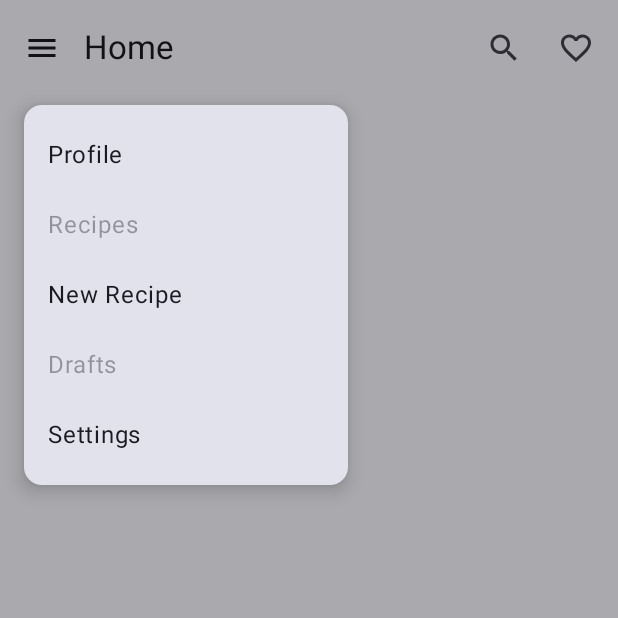
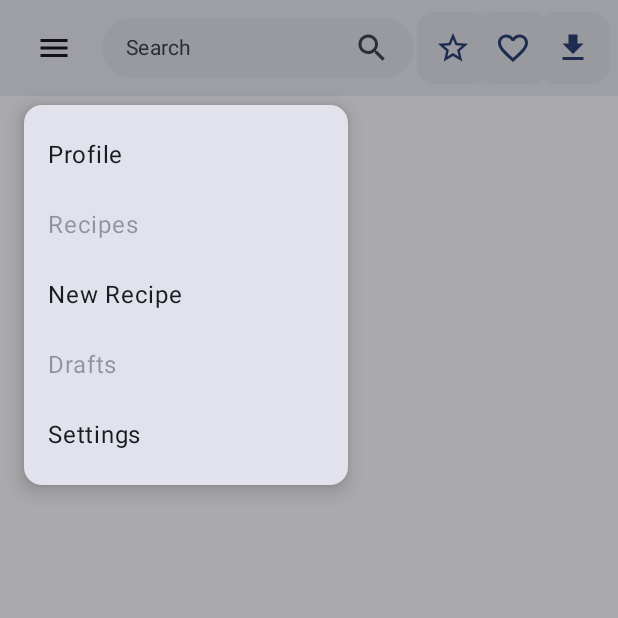
Before and after one commit to Salterm27/cookat, an Android app built with Jetpack Compose: the HomeScreen screen opened through its navigation route, after a tap on "Open Menu", on a phone screen of 412 x 824 dp, the top half of it. Run offline under Robolectric (Android 15) with nearby library versions, the light colour scheme and no system bars; our stand-ins replace Room's generated code; libraries missing offline, so code that uses them is left out: io.github.jan.supabase; network calls fail.

Commit message:
refactor: Modularize `HomeScreen` components and enhance UI consistency
- Extracted `HomeTopBar` and `HomeContent` from `HomeScreen` for improved modularity and reusability.
- Enhanced `RecipeCard` to display the last updated date for recipes and improved star rating alignment.
- Organized side menu components into a new package `components.sidemenu` for a cleaner structure.

```diff
--- a/app/src/main/java/com/example/cookat/screens/home/HomeScreen.kt
+++ b/app/src/main/java/com/example/cookat/screens/home/HomeScreen.kt
@@ -1,28 +1,19 @@
 package com.example.cookat.screens.home
 
-import androidx.compose.foundation.layout.*
-import androidx.compose.material.icons.Icons
-import androidx.compose.material.icons.filled.FavoriteBorder
-import androidx.compose.material.icons.filled.Menu
-import androidx.compose.material.icons.filled.Search
+import androidx.compose.foundation.layout.padding
 import androidx.compose.material3.*
 import androidx.compose.runtime.Composable
 import androidx.compose.runtime.rememberCoroutineScope
 import androidx.compose.ui.Modifier
 import androidx.compose.ui.platform.LocalContext
-import androidx.compose.ui.unit.dp
 import androidx.lifecycle.ViewModel
 import androidx.lifecycle.ViewModelProvider
 import androidx.lifecycle.viewmodel.compose.viewModel
 import androidx.navigation.NavController
-import com.example.cookat.models.dbModels.recipes.RecipeModel
-import com.example.cookat.screens.home.components.RecipeCard
-import com.example.cookat.screens.home.components.RecipeCardData
-import com.example.cookat.screens.home.sidemenu.DrawerContent
+import com.example.cookat.screens.home.components.HomeContent
+import com.example.cookat.screens.home.components.HomeTopBar
+import com.example.cookat.screens.home.components.sidemenu.DrawerContent
 import com.example.cookat.viewmodels.home.HomeViewModel
-import kotlinx.coroutines.launch
-import java.text.SimpleDateFormat
-import java.util.*
 
 @OptIn(ExperimentalMaterial3Api::class)
 @Composable
@@ -45,72 +36,17 @@ fun HomeScreen(navController: NavController) {
 	) {
 		Scaffold(
 			topBar = {
-				TopAppBar(
-					title = { Text("Home") },
-					navigationIcon = {
-						IconButton(onClick = { scope.launch { drawerState.open() } }) {
-							Icon(Icons.Filled.Menu, contentDescription = "Open Menu")
-						}
-					},
-					actions = {
-						IconButton(onClick = { /* Search */ }) {
-							Icon(Icons.Filled.Search, contentDescription = "Search")
-						}
-						IconButton(onClick = { /* Favorites */ }) {
-							Icon(Icons.Filled.FavoriteBorder, contentDescription = "Favorites")
-						}
-					}
+				HomeTopBar(
+					drawerState = drawerState,
+					scope = scope
 				)
 			}
 		) { padding ->
-			Column(
-				modifier = Modifier
-					.padding(padding)
-					.padding(16.dp)
-					.fillMaxSize()
-			) {
-				when {
-					state.isLoading -> {
-						Text("Loading...")
-					}
-					state.errorMessage != null -> {
-						Text("Error: ${state.errorMessage}")
-					}
-					else -> {
-						val formatter = SimpleDateFormat("yyyy-MM-dd'T'HH:mm:ss", Locale.getDefault())
-
-						state.recipes.forEach { recipeModel: RecipeModel ->
-							val updatedAt = recipeModel.editedDate?.let {
-								try {
-									formatter.parse(it)
-								} catch (e: Exception) {
-									null
-								}
-							} ?: Date()
-
-							val recipeCard = RecipeCardData(
-								id = recipeModel.id,
-								title = recipeModel.title,
-								author = "Autor desconocido", // actualizar cuando tengas el nombre real
-								vote = 4.5f,
-								isFavorite = false,
-								imageUrl = null,
-								updatedAt = updatedAt
-							)
-
-							RecipeCard(
-								recipe = recipeCard,
-								onClick = {
-									navController.navigate("recipe/${recipeCard.id}")
-								},
-								onToggleFavorite = { isFav ->
-									println("Receta ${recipeCard.id} marcada como favorita: $isFav")
-								}
-							)
-						}
-					}
-				}
-			}
+			HomeContent(
+				modifier = Modifier.padding(padding),
+				state = state,
+				navController = navController
+			)
 		}
 	}
 }
--- /dev/null
+++ b/app/src/main/java/com/example/cookat/screens/home/components/HomeContent.kt
@@ -0,0 +1,73 @@
+package com.example.cookat.screens.home.components
+
+import androidx.compose.foundation.layout.Column
+import androidx.compose.foundation.layout.fillMaxSize
+import androidx.compose.foundation.layout.padding
+import androidx.compose.material3.MaterialTheme
+import androidx.compose.material3.Text
+import androidx.compose.runtime.Composable
+import androidx.compose.ui.Modifier
+import androidx.compose.ui.unit.dp
+import androidx.navigation.NavController
+import com.example.cookat.models.dbModels.recipes.RecipeModel
+import com.example.cookat.models.uiStates.HomeUiState
+import java.text.SimpleDateFormat
+import java.util.Date
+import java.util.Locale
+
+@Composable
+fun HomeContent(
+	modifier: Modifier = Modifier,
+	state: HomeUiState,
+	navController: NavController
+) {
+	Column(
+		modifier = modifier
+			.padding(16.dp)
+			.fillMaxSize()
+	) {
+		when {
+			state.isLoading -> {
+				Text("Loading...")
+			}
+
+			state.errorMessage != null -> {
+				Text("Error: ${state.errorMessage}", color = MaterialTheme.colorScheme.error)
+			}
+
+			else -> {
+				val formatter = SimpleDateFormat("yyyy-MM-dd'T'HH:mm:ss", Locale.getDefault())
+
+				state.recipes.forEach { recipeModel: RecipeModel ->
+					val updatedAt = recipeModel.editedDate?.let {
+						try {
+							formatter.parse(it)
+						} catch (e: Exception) {
+							null
+						}
+					} ?: Date()
+
+					val recipeCard = RecipeCardData(
+						id = recipeModel.id,
+						title = recipeModel.title,
+						author = "Autor desconocido", // Replace when you have it
+						vote = 4.5f,
+						isFavorite = false,
+						imageUrl = null,
+						updatedAt = updatedAt
+					)
+
+					RecipeCard(
+						recipe = recipeCard,
+						onClick = {
+							navController.navigate("recipe/${recipeCard.id}")
+						},
+						onToggleFavorite = { isFav ->
+							println("Receta ${recipeCard.id} marcada como favorita: $isFav")
+						}
+					)
+				}
+			}
+		}
+	}
+}
--- /dev/null
+++ b/app/src/main/java/com/example/cookat/screens/home/components/HomeTopBar.kt
@@ -0,0 +1,109 @@
+package com.example.cookat.screens.home.components
+
+import androidx.compose.foundation.background
+import androidx.compose.foundation.layout.Row
+import androidx.compose.foundation.layout.Spacer
+import androidx.compose.foundation.layout.fillMaxWidth
+import androidx.compose.foundation.layout.padding
+import androidx.compose.foundation.layout.size
+import androidx.compose.foundation.layout.width
+import androidx.compose.foundation.shape.RoundedCornerShape
+import androidx.compose.material.icons.Icons
+import androidx.compose.material.icons.filled.Download
+import androidx.compose.material.icons.filled.FavoriteBorder
+import androidx.compose.material.icons.filled.Menu
+import androidx.compose.material.icons.filled.Search
+import androidx.compose.material.icons.filled.StarBorder
+import androidx.compose.material3.DrawerState
+import androidx.compose.material3.Icon
+import androidx.compose.material3.IconButton
+import androidx.compose.material3.MaterialTheme
+import androidx.compose.material3.Surface
+import androidx.compose.material3.Text
+import androidx.compose.runtime.Composable
+import androidx.compose.ui.Alignment
+import androidx.compose.ui.Modifier
+import androidx.compose.ui.draw.clip
+import androidx.compose.ui.unit.dp
+import kotlinx.coroutines.CoroutineScope
+import kotlinx.coroutines.launch
+
+@Composable
+fun HomeTopBar(
+	drawerState: DrawerState,
+	scope: CoroutineScope
+) {
+	Surface(
+		tonalElevation = 3.dp,  // same as TopAppBar default shadow
+		color = MaterialTheme.colorScheme.surface
+	) {
+		Row(
+			modifier = Modifier
+				.fillMaxWidth()
+				.padding(horizontal = 12.dp, vertical = 8.dp),
+			verticalAlignment = Alignment.CenterVertically
+		) {
+			IconButton(onClick = { scope.launch { drawerState.open() } }) {
+				Icon(Icons.Filled.Menu, contentDescription = "Open Menu")
+			}
+
+			Spacer(modifier = Modifier.width(8.dp))
+
+			Surface(
+				modifier = Modifier.weight(1f),
+				shape = RoundedCornerShape(50),
+				color = MaterialTheme.colorScheme.surfaceVariant
+			) {
+				Row(
+					modifier = Modifier
+						.padding(horizontal = 16.dp, vertical = 8.dp)
+						.fillMaxWidth(),
+					verticalAlignment = Alignment.CenterVertically
+				) {
+					Text(
+						text = "Search",
+						style = MaterialTheme.typography.bodyMedium,
+						color = MaterialTheme.colorScheme.onSurfaceVariant,
+						modifier = Modifier.weight(1f)
+					)
+					Icon(Icons.Filled.Search, contentDescription = "Search")
+				}
+			}
+
+			Spacer(modifier = Modifier.width(8.dp))
+
+			val iconModifier = Modifier
+				.size(36.dp)
+				.clip(RoundedCornerShape(12.dp))
+				.background(MaterialTheme.colorScheme.surfaceVariant)
+
+			IconButton(onClick = { /* TODO: Filter 1 */ }, modifier = iconModifier) {
+				Icon(
+					Icons.Filled.StarBorder,
+					contentDescription = "Filter 1",
+					tint = MaterialTheme.colorScheme.primary
+				)
+			}
+
+			Spacer(modifier = Modifier.width(4.dp))
+
+			IconButton(onClick = { /* TODO: Favorites */ }, modifier = iconModifier) {
+				Icon(
+					Icons.Filled.FavoriteBorder,
+					contentDescription = "Favorites",
+					tint = MaterialTheme.colorScheme.primary
+				)
+			}
+
+			Spacer(modifier = Modifier.width(4.dp))
+
+			IconButton(onClick = { /* TODO: Downloads */ }, modifier = iconModifier) {
+				Icon(
+					Icons.Filled.Download,
+					contentDescription = "Downloads",
+					tint = MaterialTheme.colorScheme.primary
+				)
+			}
+		}
+	}
+}
--- a/app/src/main/java/com/example/cookat/screens/home/components/RecipeCard.kt
+++ b/app/src/main/java/com/example/cookat/screens/home/components/RecipeCard.kt
@@ -2,15 +2,32 @@ package com.example.cookat.screens.home.components
 
 import androidx.compose.foundation.Image
 import androidx.compose.foundation.clickable
-import androidx.compose.foundation.layout.*
+import androidx.compose.foundation.layout.Box
+import androidx.compose.foundation.layout.Column
+import androidx.compose.foundation.layout.Row
+import androidx.compose.foundation.layout.Spacer
+import androidx.compose.foundation.layout.fillMaxWidth
+import androidx.compose.foundation.layout.height
+import androidx.compose.foundation.layout.padding
+import androidx.compose.foundation.layout.size
+import androidx.compose.foundation.layout.width
 import androidx.compose.foundation.shape.RoundedCornerShape
 import androidx.compose.material.icons.Icons
 import androidx.compose.material.icons.filled.Favorite
 import androidx.compose.material.icons.filled.FavoriteBorder
 import androidx.compose.material.icons.filled.Star
 import androidx.compose.material.icons.filled.StarBorder
-import androidx.compose.material3.*
-import androidx.compose.runtime.*
+import androidx.compose.material3.Card
+import androidx.compose.material3.CardDefaults
+import androidx.compose.material3.Icon
+import androidx.compose.material3.IconButton
+import androidx.compose.material3.MaterialTheme
+import androidx.compose.material3.Text
+import androidx.compose.runtime.Composable
+import androidx.compose.runtime.getValue
+import androidx.compose.runtime.mutableStateOf
+import androidx.compose.runtime.remember
+import androidx.compose.runtime.setValue
 import androidx.compose.ui.Alignment
 import androidx.compose.ui.Modifier
 import androidx.compose.ui.draw.clip
@@ -21,7 +38,8 @@ import androidx.compose.ui.text.font.FontWeight
 import androidx.compose.ui.unit.dp
 import com.example.cookat.R
 import java.text.SimpleDateFormat
-import java.util.*
+import java.util.Date
+import java.util.Locale
 
 data class RecipeCardData(
 	val id: String,
@@ -81,6 +99,10 @@ fun RecipeCard(
 
 					Spacer(modifier = Modifier.height(6.dp))
 
+					Row(
+						modifier = Modifier.fillMaxWidth(),
+						verticalAlignment = Alignment.CenterVertically
+					) {
 						Row {
 							repeat(5) { i ->
 								val starFilled = i < recipe.vote.toInt()
@@ -91,6 +113,17 @@ fun RecipeCard(
 									modifier = Modifier.size(18.dp)
 								)
 							}
+						}
+
+						Spacer(modifier = Modifier.weight(1f))
+
+						val formatter =
+							remember { SimpleDateFormat("dd MMM yyyy", Locale.getDefault()) }
+						Text(
+							text = "Updated: ${formatter.format(recipe.updatedAt)}",
+							style = MaterialTheme.typography.bodySmall,
+							color = Color.Gray
+						)
 					}
 				}
 			}
@@ -112,16 +145,6 @@ fun RecipeCard(
 					tint = if (favoriteState) Color.Red else Color.Gray
 				)
 			}
-
-			val formatter = SimpleDateFormat("dd MMM yyyy", Locale.getDefault())
-			Text(
-				text = "Updated: ${formatter.format(recipe.updatedAt)}",
-				style = MaterialTheme.typography.bodySmall,
-				color = Color.Gray,
-				modifier = Modifier
-					.align(Alignment.BottomStart)
-					.padding(start = 12.dp, bottom = 6.dp)
-			)
 		}
 	}
 }
```
Also changed, not shown: app/src/main/java/com/example/cookat/screens/home/components/sidemenu/DrawerContent.kt (renamed from app/src/main/java/com/example/cookat/screens/home/sidemenu/DrawerContent.kt, +7 -7 lines), app/src/main/java/com/example/cookat/screens/home/components/sidemenu/DrawerItem.kt (renamed from app/src/main/java/com/example/cookat/screens/home/sidemenu/DrawerItem.kt, +4 -5 lines). Lines whose indentation alone changed are shown as unchanged.
